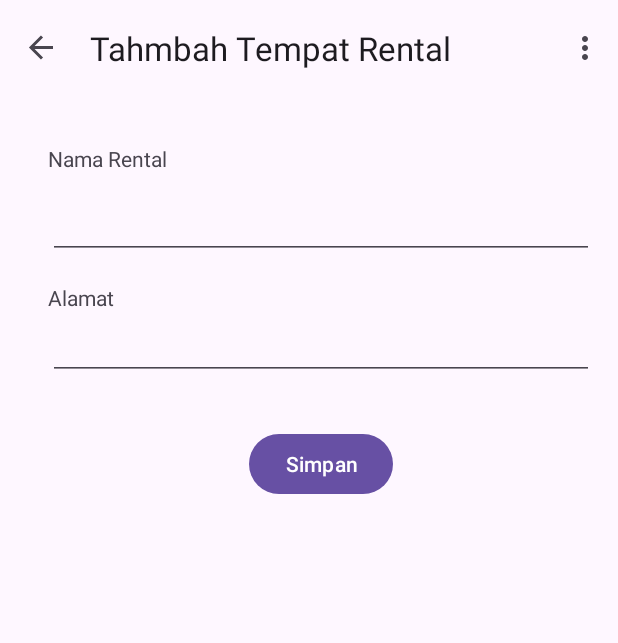
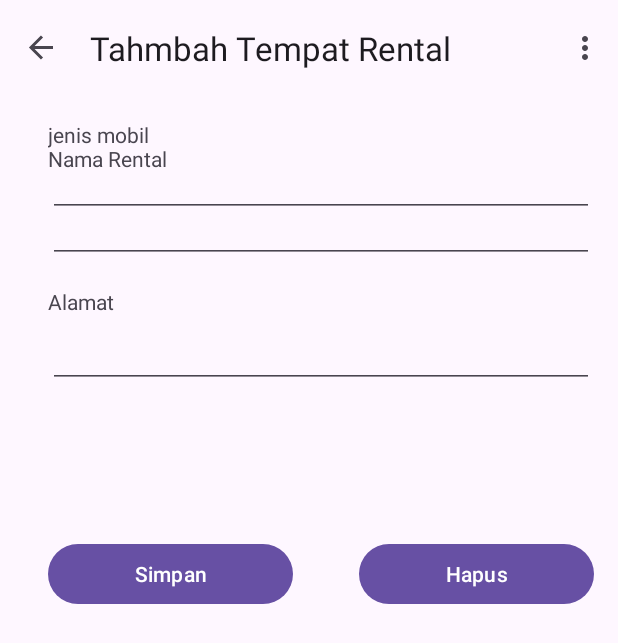
Before and after one commit to faiqotiinn/RentalMobilApp, an Android app: the screen it shows after launch (MainActivity), after a tap on an icon or button, on a phone screen of 412 x 824 dp. Shown: the top 643 px of the screen. Run offline under Robolectric (Android 15) with nearby library versions, the phone set to English and light mode, and no system bars; our stand-ins replace Room's generated code, navigation-ui; 3 statements that could not run were skipped.

Commit message:
Lanjutan dari part1

```diff
--- a/app/src/main/AndroidManifest.xml
+++ b/app/src/main/AndroidManifest.xml
@@ -3,6 +3,7 @@
     xmlns:tools="http://schemas.android.com/tools">
 
     <application
+        android:name=".application.CarApp"
         android:allowBackup="true"
         android:dataExtractionRules="@xml/data_extraction_rules"
         android:fullBackupContent="@xml/backup_rules"
--- a/app/src/main/java/com/example/rentalmobilapp/FirstFragment.kt
+++ /dev/null
@@ -1,44 +0,0 @@
-package com.example.rentalmobilapp
-
-import android.os.Bundle
-import androidx.fragment.app.Fragment
-import android.view.LayoutInflater
-import android.view.View
-import android.view.ViewGroup
-import androidx.navigation.fragment.findNavController
-import com.example.rentalmobilapp.databinding.FragmentFirstBinding
-
-/**
- * A simple [Fragment] subclass as the default destination in the navigation.
- */
-class FirstFragment : Fragment() {
-
-    private var _binding: FragmentFirstBinding? = null
-
-    // This property is only valid between onCreateView and
-    // onDestroyView.
-    private val binding get() = _binding!!
-
-    override fun onCreateView(
-        inflater: LayoutInflater, container: ViewGroup?,
-        savedInstanceState: Bundle?
-    ): View? {
-
-        _binding = FragmentFirstBinding.inflate(inflater, container, false)
-        return binding.root
-
-    }
-
-    override fun onViewCreated(view: View, savedInstanceState: Bundle?) {
-        super.onViewCreated(view, savedInstanceState)
-
-        binding.addFAB.setOnClickListener {
-            findNavController().navigate(R.id.action_FirstFragment_to_SecondFragment)
-        }
-    }
-
-    override fun onDestroyView() {
-        super.onDestroyView()
-        _binding = null
-    }
-}
--- a/app/src/main/java/com/example/rentalmobilapp/SecondFragment.kt
+++ /dev/null
@@ -1,44 +0,0 @@
-package com.example.rentalmobilapp
-
-import android.os.Bundle
-import androidx.fragment.app.Fragment
-import android.view.LayoutInflater
-import android.view.View
-import android.view.ViewGroup
-import androidx.navigation.fragment.findNavController
-import com.example.rentalmobilapp.databinding.FragmentSecondBinding
-
-/**
- * A simple [Fragment] subclass as the second destination in the navigation.
- */
-class SecondFragment : Fragment() {
-
-    private var _binding: FragmentSecondBinding? = null
-
-    // This property is only valid between onCreateView and
-    // onDestroyView.
-    private val binding get() = _binding!!
-
-    override fun onCreateView(
-        inflater: LayoutInflater, container: ViewGroup?,
-        savedInstanceState: Bundle?
-    ): View? {
-
-        _binding = FragmentSecondBinding.inflate(inflater, container, false)
-        return binding.root
-
-    }
-
-    override fun onViewCreated(view: View, savedInstanceState: Bundle?) {
-        super.onViewCreated(view, savedInstanceState)
-
-        binding.saveButton.setOnClickListener {
-            findNavController().navigate(R.id.action_SecondFragment_to_FirstFragment)
-        }
-    }
-
-    override fun onDestroyView() {
-        super.onDestroyView()
-        _binding = null
-    }
-}
--- /dev/null
+++ b/app/src/main/java/com/example/rentalmobilapp/application/CarApp.kt
@@ -0,0 +1,9 @@
+package com.example.rentalmobilapp.application
+
+import android.app.Application
+import com.example.rentalmobilapp.repository.CarRepository
+
+class CarApp: Application() {
+    val database by lazy { CarDatabase.getDatabase(this)}
+    val repository by lazy { CarRepository(database.CarDao()) }
+}
--- /dev/null
+++ b/app/src/main/java/com/example/rentalmobilapp/application/CarDatabase.kt
@@ -0,0 +1,32 @@
+package com.example.rentalmobilapp.application
+
+import android.content.Context
+import androidx.room.Database
+import androidx.room.Room
+import androidx.room.RoomDatabase
+import com.example.rentalmobilapp.dao.CarDao
+import com.example.rentalmobilapp.model.Car
+
+@Database(entities = [Car::class], version = 1, exportSchema = false)
+abstract class CarDatabase: RoomDatabase() {
+    abstract fun CarDao(): CarDao
+
+    companion object{
+        private var INSTANCE: CarDatabase? = null
+
+        fun getDatabase (context: Context): CarDatabase {
+            return INSTANCE ?: synchronized(this) {
+                val instance = Room.databaseBuilder(
+                   context.applicationContext,
+                   CarDatabase::class.java,
+                   "car_database_88"
+                )
+                    .allowMainThreadQueries()
+                    .build()
+
+                INSTANCE = instance
+                instance
+            }
+        }
+    }
+}
--- a/app/src/main/java/com/example/rentalmobilapp/model/Car.kt
+++ b/app/src/main/java/com/example/rentalmobilapp/model/Car.kt
@@ -11,6 +11,7 @@ data class Car (
     @PrimaryKey(autoGenerate = true)
     val id: Int = 0,
     val name: String,
-    val address: String
+    val address: String,
+    val type: String
 
 ) : Parcelable
--- /dev/null
+++ b/app/src/main/java/com/example/rentalmobilapp/ui/CarListAdapter.kt
@@ -0,0 +1,58 @@
+package com.example.rentalmobilapp.ui
+
+import android.view.LayoutInflater
+import android.view.View
+import android.view.ViewGroup
+import android.widget.AdapterView.OnItemClickListener
+import android.widget.TextView
+import androidx.recyclerview.widget.DiffUtil
+import androidx.recyclerview.widget.ListAdapter
+import androidx.recyclerview.widget.RecyclerView
+import com.example.rentalmobilapp.R
+import com.example.rentalmobilapp.model.Car
+
+class CarListAdapter(
+    private val onItemClickListener: (Car) -> Unit
+): ListAdapter<Car, CarListAdapter.CarViewHolder>(WORDS_COMPARATOR) {
+    override fun onCreateViewHolder(parent: ViewGroup, viewType: Int): CarViewHolder {
+        return CarViewHolder.create(parent)
+    }
+
+    override fun onBindViewHolder(holder: CarViewHolder, position: Int) {
+        val car = getItem(position)
+        holder.bind(car)
+        holder.itemView.setOnClickListener {
+            onItemClickListener(car)
+        }
+    }
+
+    class CarViewHolder(itemView: View): RecyclerView.ViewHolder(itemView) {
+        private val nameTextView: TextView = itemView.findViewById(R.id.NameTextView)
+        private val addressTextView: TextView = itemView.findViewById(R.id.AddressTextView)
+
+        fun bind(car: Car?) {
+            nameTextView.text = car?.name
+            addressTextView.text = car?.address
+
+        }
+
+        companion object {
+            fun create(parent: ViewGroup): CarViewHolder {
+                val view: View = LayoutInflater.from(parent.context)
+                    .inflate(R.layout.item_car, parent, false )
+                return CarViewHolder(view)
+            }
+        }
+    }
+    companion object{
+        private val WORDS_COMPARATOR = object : DiffUtil.ItemCallback<Car>() {
+            override fun areItemsTheSame(oldItem: Car, newItem: Car): Boolean {
+                return oldItem == newItem
+            }
+
+            override fun areContentsTheSame(oldItem: Car, newItem: Car): Boolean {
+                return oldItem.id == newItem.id
+            }
+        }
+    }
+}
--- /dev/null
+++ b/app/src/main/java/com/example/rentalmobilapp/ui/FirstFragment.kt
@@ -0,0 +1,75 @@
+package com.example.rentalmobilapp.ui
+
+import android.content.Context
+import android.os.Bundle
+import androidx.fragment.app.Fragment
+import android.view.LayoutInflater
+import android.view.View
+import android.view.ViewGroup
+import androidx.fragment.app.viewModels
+import androidx.navigation.fragment.findNavController
+import androidx.recyclerview.widget.LinearLayoutManager
+import com.example.rentalmobilapp.R
+import com.example.rentalmobilapp.application.CarApp
+import com.example.rentalmobilapp.databinding.FragmentFirstBinding
+
+/**
+ * A simple [Fragment] subclass as the default destination in the navigation.
+ */
+class FirstFragment : Fragment() {
+
+    private var _binding: FragmentFirstBinding? = null
+    private val binding get() = _binding!!
+    private lateinit var applicationContext: Context
+    private val carViewModel: CarViewModel by viewModels {
+        CarViewModelFactory((applicationContext as CarApp).repository)
+    }
+
+    override fun onAttach(context: Context) {
+        super.onAttach(context)
+        applicationContext = requireContext().applicationContext
+    }
+
+    override fun onCreateView(
+        inflater: LayoutInflater, container: ViewGroup?,
+        savedInstanceState: Bundle?
+    ): View? {
+
+        _binding = FragmentFirstBinding.inflate(inflater, container, false)
+        return binding.root
+
+    }
+
+    override fun onViewCreated(view: View, savedInstanceState: Bundle?) {
+        super.onViewCreated(view, savedInstanceState)
+
+        val adapter = CarListAdapter {car ->
+            val action = FirstFragmentDirections.actionFirstFragmentToSecondFragment(car)
+            findNavController().navigate(action)
+        }
+        binding.dataRecyclerView.adapter = adapter
+        binding.dataRecyclerView.layoutManager = LinearLayoutManager(context)
+        carViewModel.allCar.observe(viewLifecycleOwner) { Car ->
+            Car.let {
+                if (Car.isEmpty()) {
+                    binding.EmptytextView.visibility = View.VISIBLE
+                    binding.illustrationImageView.visibility = View.VISIBLE
+                } else {
+                    binding.EmptytextView.visibility = View.GONE
+                    binding.illustrationImageView.visibility = View.GONE
+                }
+                adapter.submitList(Car)
+            }
+        }
+
+        binding.addFAB.setOnClickListener {
+            val action = FirstFragmentDirections.actionFirstFragmentToSecondFragment(null)
+            findNavController().navigate(action)
+        }
+    }
+
+    override fun onDestroyView() {
+        super.onDestroyView()
+        _binding = null
+    }
+}
--- /dev/null
+++ b/app/src/main/java/com/example/rentalmobilapp/ui/SecondFragment.kt
@@ -0,0 +1,96 @@
+package com.example.rentalmobilapp.ui
+
+import android.content.Context
+import android.os.Bundle
+import androidx.fragment.app.Fragment
+import android.view.LayoutInflater
+import android.view.View
+import android.view.ViewGroup
+import android.widget.Toast
+import androidx.fragment.app.viewModels
+import androidx.navigation.fragment.findNavController
+import androidx.navigation.fragment.navArgs
+import com.example.rentalmobilapp.R
+import com.example.rentalmobilapp.application.CarApp
+import com.example.rentalmobilapp.databinding.FragmentSecondBinding
+import com.example.rentalmobilapp.model.Car
+
+/**
+ * A simple [Fragment] subclass as the second destination in the navigation.
+ */
+class SecondFragment : Fragment() {
+
+    private var _binding: FragmentSecondBinding? = null
+    private val binding get() = _binding!!
+    private lateinit var applicationContext: Context
+    private val carViewModel: CarViewModel by viewModels {
+        CarViewModelFactory((applicationContext as CarApp).repository)
+    }
+    private val args : SecondFragmentArgs by navArgs()
+    private var car : Car? = null
+
+    override fun onAttach(context: Context) {
+        super.onAttach(context)
+        applicationContext = requireContext().applicationContext
+    }
+
+    override fun onCreateView(
+        inflater: LayoutInflater, container: ViewGroup?,
+        savedInstanceState: Bundle?
+    ): View? {
+
+        _binding = FragmentSecondBinding.inflate(inflater, container, false)
+        return binding.root
+
+    }
+
+    override fun onViewCreated(view: View, savedInstanceState: Bundle?) {
+        super.onViewCreated(view, savedInstanceState)
+
+        car = args.car
+        //kita cek jika car null maka tampilan default nambah rental mobil
+        //jika car tidak null tampilan sedikit berubah ada tombol hapus
+        if (car != null){
+            binding.deleteButton.visibility = View.VISIBLE
+            binding.saveButton.text = "Ubah"
+            binding.nameEditText.setText(car?.name)
+            binding.addressEditText.setText(car?.address)
+            binding.jenismobileditTextText.setText(car?.type)
+        }
+        val name = binding.nameEditText.text
+        val address = binding.addressEditText.text
+        val type = binding.jenismobileditTextText.text
+
+        binding.saveButton.setOnClickListener {
+            if (name.isEmpty()){
+                Toast.makeText(context, "nama tidak boleh kosong", Toast.LENGTH_SHORT).show()
+
+            } else if (name.isEmpty()) {
+                Toast.makeText(context, "alamat tidak boleh kosong", Toast.LENGTH_SHORT).show()
+            } else if (name.isEmpty()) {
+                    Toast.makeText(context, "jenismobil tidak boleh kosong", Toast.LENGTH_SHORT).show()
+                }
+
+            else{
+                if (car == null){
+                    val car = Car (car?.id!!, name.toString(), address.toString(), type.toString())
+                    carViewModel.insert(car)
+                }else{
+                    val car = Car (car?.id!! , name.toString(), address.toString(), type.toString())
+                    carViewModel.update(car)
+                }
+                findNavController().popBackStack()//untuk dismiss halaman ini
+            }
+
+        }
+        binding.deleteButton.setOnClickListener {
+            car?.let {carViewModel.delete(it) }
+            findNavController().popBackStack()
+        }
+    }
+
+    override fun onDestroyView() {
+        super.onDestroyView()
+        _binding = null
+    }
+}
--- a/app/src/main/res/layout/fragment_first.xml
+++ b/app/src/main/res/layout/fragment_first.xml
@@ -4,7 +4,7 @@
     xmlns:tools="http://schemas.android.com/tools"
     android:layout_width="match_parent"
     android:layout_height="match_parent"
-    tools:context=".FirstFragment">
+    tools:context=".ui.FirstFragment">
 
     <androidx.constraintlayout.widget.ConstraintLayout
         android:layout_width="match_parent"
--- a/app/src/main/res/layout/fragment_second.xml
+++ b/app/src/main/res/layout/fragment_second.xml
@@ -4,23 +4,13 @@
     xmlns:tools="http://schemas.android.com/tools"
     android:layout_width="match_parent"
     android:layout_height="match_parent"
-    tools:context=".SecondFragment">
+    tools:context=".ui.SecondFragment">
 
     <androidx.constraintlayout.widget.ConstraintLayout
         android:layout_width="match_parent"
         android:layout_height="match_parent"
         android:padding="16dp">
 
-        <Button
-            android:id="@+id/saveButton"
-            android:layout_width="wrap_content"
-            android:layout_height="wrap_content"
-            android:layout_marginTop="32dp"
-            android:text="@string/previous"
-            app:layout_constraintBottom_toBottomOf="parent"
-            app:layout_constraintEnd_toEndOf="parent"
-            app:layout_constraintStart_toStartOf="@+id/addressEditText"
-            app:layout_constraintTop_toBottomOf="@+id/addressEditText" />
 
         <TextView
             android:id="@+id/textView"
@@ -35,7 +25,7 @@
         <EditText
             android:id="@+id/nameEditText"
             android:layout_width="0dp"
-            android:layout_height="wrap_content"
+            android:layout_height="48dp"
             android:layout_marginTop="12dp"
             android:ems="10"
             android:inputType="text"
@@ -57,12 +47,65 @@
         <EditText
             android:id="@+id/addressEditText"
             android:layout_width="0dp"
-            android:layout_height="wrap_content"
+            android:layout_height="48dp"
             android:ems="10"
             android:inputType="text"
             app:layout_constraintEnd_toEndOf="@+id/textView2"
             app:layout_constraintStart_toStartOf="@+id/textView2"
             app:layout_constraintTop_toBottomOf="@+id/textView2" />
 
+        <TextView
+            android:id="@+id/jenismobiltextView3"
+            android:layout_width="0dp"
+            android:layout_height="wrap_content"
+            android:text="jenis mobil"
+            app:layout_constraintEnd_toEndOf="@+id/addressEditText"
+            app:layout_constraintHorizontal_bias="0.426"
+            app:layout_constraintStart_toStartOf="@+id/addressEditText"
+            tools:layout_editor_absoluteY="195dp" />
+
+        <EditText
+            android:id="@+id/jenismobileditTextText"
+            android:layout_width="0dp"
+            android:layout_height="wrap_content"
+            android:ems="10"
+            android:inputType="text"
+            app:layout_constraintEnd_toEndOf="@+id/jenismobiltextView3"
+            app:layout_constraintStart_toStartOf="@+id/jenismobiltextView3"
+            app:layout_constraintTop_toBottomOf="@+id/jenismobiltextView3" />
+
+        <LinearLayout
+            android:id="@+id/linearLayout"
+            android:layout_width="0dp"
+            android:layout_height="wrap_content"
+            android:layout_marginTop="100dp"
+            app:layout_constraintBottom_toBottomOf="parent"
+            app:layout_constraintEnd_toEndOf="parent"
+            app:layout_constraintStart_toStartOf="@+id/addressEditText"
+            app:layout_constraintTop_toBottomOf="@+id/addressEditText">
+
+
+            <Button
+                android:id="@+id/saveButton"
+                android:layout_width="wrap_content"
+                android:layout_height="wrap_content"
+                android:layout_weight="1"
+                android:layout_marginEnd="4dp"
+                android:text="@string/previous"
+                 />
+
+            <Button
+                android:id="@+id/deleteButton"
+                android:layout_width="wrap_content"
+                android:layout_height="wrap_content"
+                android:layout_weight="1"
+                android:layout_marginStart="40dp"
+                android:text="Hapus"
+                />
+
+        </LinearLayout>
+
+
+
     </androidx.constraintlayout.widget.ConstraintLayout>
 </androidx.core.widget.NestedScrollView>
--- a/app/src/main/res/navigation/nav_graph.xml
+++ b/app/src/main/res/navigation/nav_graph.xml
@@ -3,26 +3,34 @@
     xmlns:app="http://schemas.android.com/apk/res-auto"
     xmlns:tools="http://schemas.android.com/tools"
     android:id="@+id/nav_graph"
+    android:label="@string/app_name"
     app:startDestination="@id/FirstFragment">
 
     <fragment
         android:id="@+id/FirstFragment"
-        android:name="com.example.rentalmobilapp.FirstFragment"
+        android:name="com.example.rentalmobilapp.ui.FirstFragment"
         android:label="@string/app_name"
         tools:layout="@layout/fragment_first">
 
         <action
             android:id="@+id/action_FirstFragment_to_SecondFragment"
             app:destination="@id/SecondFragment" />
+        <argument
+            android:name="Car"
+            app:argType="com.example.rentalmobilapp.model.Car" />
     </fragment>
     <fragment
         android:id="@+id/SecondFragment"
-        android:name="com.example.rentalmobilapp.SecondFragment"
+        android:name="com.example.rentalmobilapp.ui.SecondFragment"
         android:label="@string/second_fragment_label"
         tools:layout="@layout/fragment_second">
 
         <action
             android:id="@+id/action_SecondFragment_to_FirstFragment"
             app:destination="@id/FirstFragment" />
+        <argument
+            android:name="car"
+            app:argType="com.example.rentalmobilapp.model.Car"
+            app:nullable="true"/>
     </fragment>
 </navigation>
```
Also changed, not shown: app/src/main/java/com/example/rentalmobilapp/ui/CarViewModel.kt (added, +35 -0 lines), app/src/main/res/layout/item_car.xml (added, +42 -0 lines).
